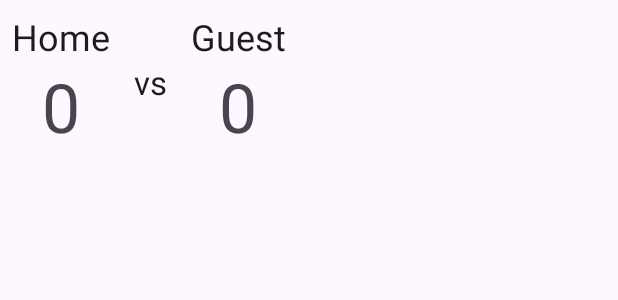
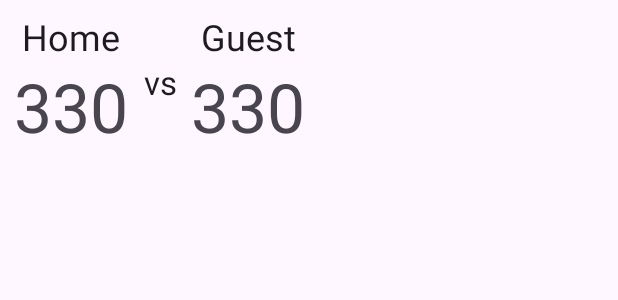
Before and after one commit to Brunobrlk/Scoreboard, an Android app: the layout dialog_final_score.xml on its own in the app's theme, with its tools: preview values and no code run, on a phone screen of 412 x 824 dp. Shown: the top 300 px of the screen. Run offline under Robolectric (Android 15) with nearby library versions, the phone set to English and light mode, and no system bars.

Commit message:
chore(ScoreViewModel): Checking if settings list is valid & null check in setting constructor

```diff
--- a/app/build.gradle.kts
+++ b/app/build.gradle.kts
@@ -20,8 +20,8 @@ android {
         applicationId = "com.bgbrlk.scoreboardbrlk"
         minSdk = 26
         targetSdk = 35
-        versionCode = 11
-        versionName = "1.3.3"
+        versionCode = 12
+        versionName = "1.3.4"
         testInstrumentationRunner = "androidx.test.runner.AndroidJUnitRunner"
         archivesName = getOutputName()
     }
--- a/app/src/main/java/com/bgbrlk/scoreboardbrlk/ui/score/ScoreFragment.kt
+++ b/app/src/main/java/com/bgbrlk/scoreboardbrlk/ui/score/ScoreFragment.kt
@@ -97,7 +97,7 @@ class ScoreFragment : Fragment() {
 
     private fun getFivePercentOfScreen() = resources.displayMetrics.heightPixels.toFloat()*0.05f
 
-    @SuppressLint("ClickableViewAccessibility")
+    @SuppressLint("ClickableViewAccessibility", "SetTextI18n")
     private fun initListeners() {
         _binding.apply {
             viewLeftHalf.setOnTouchListener { _, event ->
@@ -126,6 +126,7 @@ class ScoreFragment : Fragment() {
                     val settingsAdapter = SettingsAdapter()
                     val isLandscape = resources.configuration.orientation == Configuration.ORIENTATION_LANDSCAPE
                     val spanCount = if (isLandscape) 2 else 1
+                    textviewVersion.text = "App Version: ${BuildConfig.VERSION_NAME}"
                     recyclerSettings.layoutManager = GridLayoutManager(requireContext(), spanCount)
                     recyclerSettings.adapter = settingsAdapter
                     buttonSave.setOnClickListener {
--- a/app/src/main/java/com/bgbrlk/scoreboardbrlk/ui/score/ScoreViewModel.kt
+++ b/app/src/main/java/com/bgbrlk/scoreboardbrlk/ui/score/ScoreViewModel.kt
@@ -53,8 +53,8 @@ class ScoreViewModel @Inject constructor(private val appDatastoreRepository: App
             _pointsOnTap.value = appDatastoreRepository.getInteger(DatastoreKeys.POINTS_ON_TAP) ?: 1
 
             _settingList = arrayListOf(
-                Setting(R.string.points_to_win, R.drawable.ic_crown, _pointsToWin.value!!),
-                Setting(R.string.points_on_tap, R.drawable.ic_plus, _pointsOnTap.value!!),
+                Setting(R.string.points_to_win, R.drawable.ic_crown, _pointsToWin.value ?: 15),
+                Setting(R.string.points_on_tap, R.drawable.ic_plus, _pointsOnTap.value ?: 1),
             )
 
             val remoteConfShowAdvertisement = isAdsEnabled()
@@ -153,8 +153,10 @@ class ScoreViewModel @Inject constructor(private val appDatastoreRepository: App
     }
 
     private fun updateSettingValues(list: List<Setting>) {
-        _settingList = ArrayList(list)
-        _pointsToWin.value = list[0].value
-        _pointsOnTap.value = list[1].value
+        if(list.isNotEmpty() && list.size==2){
+            _settingList = ArrayList(list)
+            _pointsToWin.value = list[0].value
+            _pointsOnTap.value = list[1].value
+        }
     }
 }
--- a/app/src/main/res/layout/bottomsheet_settings.xml
+++ b/app/src/main/res/layout/bottomsheet_settings.xml
@@ -44,5 +44,16 @@
             app:layout_constraintEnd_toEndOf="@+id/textview_settings_headline"
             app:layout_constraintStart_toStartOf="@+id/textview_settings_headline"
             app:layout_constraintTop_toBottomOf="@+id/recycler_settings" />
+
+        <TextView
+            style="?attr/textAppearanceLabelSmall"
+            android:id="@+id/textview_version"
+            android:layout_width="wrap_content"
+            android:layout_height="wrap_content"
+            android:layout_marginStart="8dp"
+            android:layout_marginTop="8dp"
+            tools:text="App Version: 1.3.4"
+            app:layout_constraintStart_toStartOf="parent"
+            app:layout_constraintTop_toTopOf="parent" />
     </androidx.constraintlayout.widget.ConstraintLayout>
 </layout>
--- a/app/src/main/res/layout/dialog_final_score.xml
+++ b/app/src/main/res/layout/dialog_final_score.xml
@@ -1,69 +1,80 @@
 <?xml version="1.0" encoding="utf-8"?>
 <layout xmlns:android="http://schemas.android.com/apk/res/android"
+    xmlns:app="http://schemas.android.com/apk/res-auto"
     xmlns:tools="http://schemas.android.com/tools">
-
     <data>
         <variable
             name="scoreViewModel"
             type="com.bgbrlk.scoreboardbrlk.ui.score.ScoreViewModel" />
     </data>
 
-    <LinearLayout
+    <androidx.constraintlayout.widget.ConstraintLayout
         android:layout_width="wrap_content"
         android:layout_height="wrap_content"
-        android:gravity="center"
-        android:orientation="horizontal"
         android:padding="8dp">
-        <LinearLayout
+
+        <TextView
+            android:id="@+id/textview_home_label"
+            style="?attr/textAppearanceHeadlineSmall"
             android:layout_width="wrap_content"
             android:layout_height="wrap_content"
-            android:orientation="vertical">
+            android:text="@string/home"
+            app:layout_constraintEnd_toStartOf="@+id/textview_vs_label"
+            app:layout_constraintHorizontal_bias="0.5"
+            app:layout_constraintHorizontal_chainStyle="packed"
+            app:layout_constraintStart_toStartOf="parent"
+            app:layout_constraintTop_toTopOf="parent" />
+
         <TextView
-                style="?attr/textAppearanceHeadlineSmall"
-                android:id="@+id/textview_home_label"
+            android:id="@+id/textview_home_score"
+            style="?attr/textAppearanceDisplayMedium"
             android:layout_width="wrap_content"
             android:layout_height="wrap_content"
-                android:text="@string/home"/>
+            android:contentDescription='@{@string/textview_home_score(scoreViewModel.counterTeam1)}'
+            android:text="@{ String.valueOf(scoreViewModel.counterTeam1) }"
+            android:textAlignment="center"
+            app:layout_constraintBottom_toBottomOf="parent"
+            app:layout_constraintEnd_toEndOf="@+id/textview_home_label"
+            app:layout_constraintStart_toStartOf="@+id/textview_home_label"
+            app:layout_constraintTop_toBottomOf="@+id/textview_home_label"
+            tools:text="330" />
 
         <TextView
-                style="?attr/textAppearanceDisplayMedium"
-                android:id="@+id/textview_home_score"
-                android:layout_width="match_parent"
-                android:layout_height="wrap_content"
-                android:textAlignment="center"
-                android:text="@{ String.valueOf(scoreViewModel.counterTeam1) }"
-                android:contentDescription='@{@string/textview_home_score(scoreViewModel.counterTeam1)}'
-                tools:text="0" />
-        </LinearLayout>
-
-        <TextView
+            android:id="@+id/textview_vs_label"
             style="?attr/textAppearanceTitleLarge"
-            android:id="@+id/textview_vs_label"
             android:layout_width="wrap_content"
             android:layout_height="wrap_content"
             android:paddingHorizontal="16dp"
-            android:text="@string/vs_label" />
+            android:text="@string/vs_label"
+            app:layout_constraintBottom_toBottomOf="parent"
+            app:layout_constraintEnd_toStartOf="@+id/textview_guest_label"
+            app:layout_constraintHorizontal_bias="0.5"
+            app:layout_constraintStart_toEndOf="@+id/textview_home_label"
+            app:layout_constraintTop_toTopOf="@+id/textview_guest_label" />
 
-        <LinearLayout
+        <TextView
+            android:id="@+id/textview_guest_label"
+            style="?attr/textAppearanceHeadlineSmall"
             android:layout_width="wrap_content"
             android:layout_height="wrap_content"
-            android:orientation="vertical">
+            android:text="@string/guest"
+            app:layout_constraintEnd_toEndOf="parent"
+            app:layout_constraintHorizontal_bias="0.5"
+            app:layout_constraintStart_toEndOf="@+id/textview_vs_label"
+            app:layout_constraintTop_toTopOf="parent" />
+
         <TextView
-                style="?attr/textAppearanceHeadlineSmall"
-                android:id="@+id/textview_guest_label"
+            android:id="@+id/textview_guest_score"
+            style="?attr/textAppearanceDisplayMedium"
             android:layout_width="wrap_content"
             android:layout_height="wrap_content"
-                android:text="@string/guest"/>
-            <TextView
-                style="?attr/textAppearanceDisplayMedium"
-                android:id="@+id/textview_guest_score"
-                android:layout_width="match_parent"
-                android:layout_height="wrap_content"
-                android:textAlignment="center"
             android:contentDescription='@{@string/textview_guest_score(scoreViewModel.counterTeam1)}'
             android:text="@{ String.valueOf(scoreViewModel.counterTeam2) }"
-                tools:text="0" />
-        </LinearLayout>
-
-    </LinearLayout>
+            android:textAlignment="center"
+            app:layout_constraintBottom_toBottomOf="parent"
+            app:layout_constraintEnd_toEndOf="@+id/textview_guest_label"
+            app:layout_constraintStart_toStartOf="@+id/textview_guest_label"
+            app:layout_constraintTop_toBottomOf="@+id/textview_guest_label"
+            tools:text="330" />
+    </androidx.constraintlayout.widget.ConstraintLayout>
 </layout>
```
Also changed, not shown: 2 other files. Lines whose indentation alone changed are shown as unchanged.
